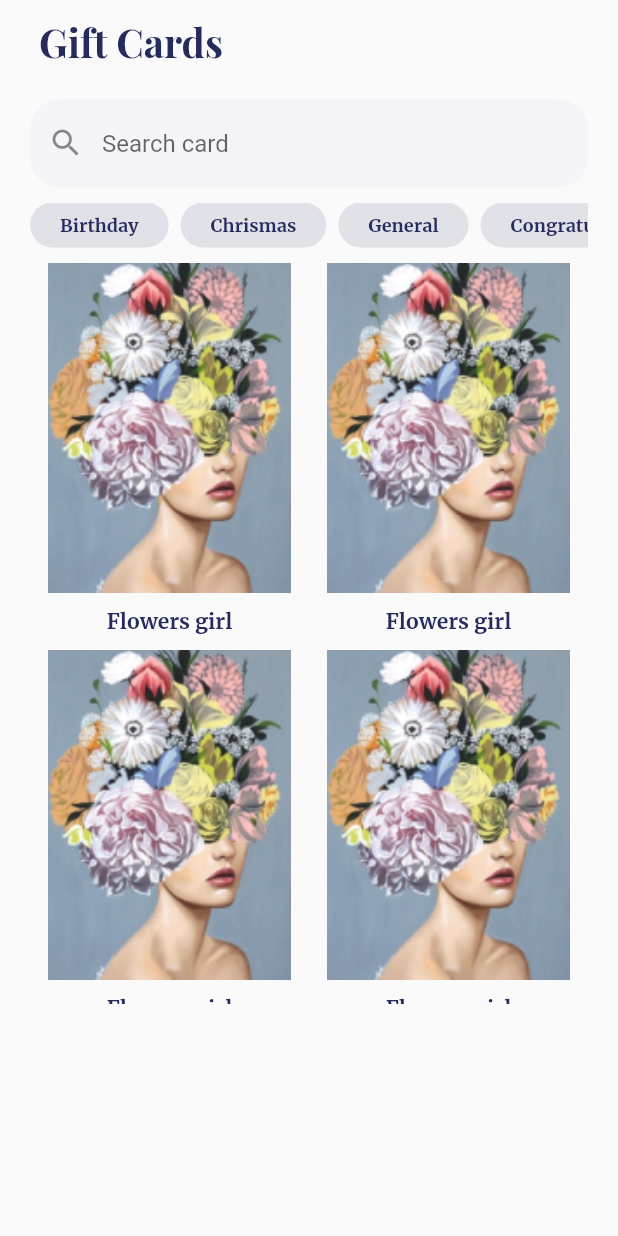
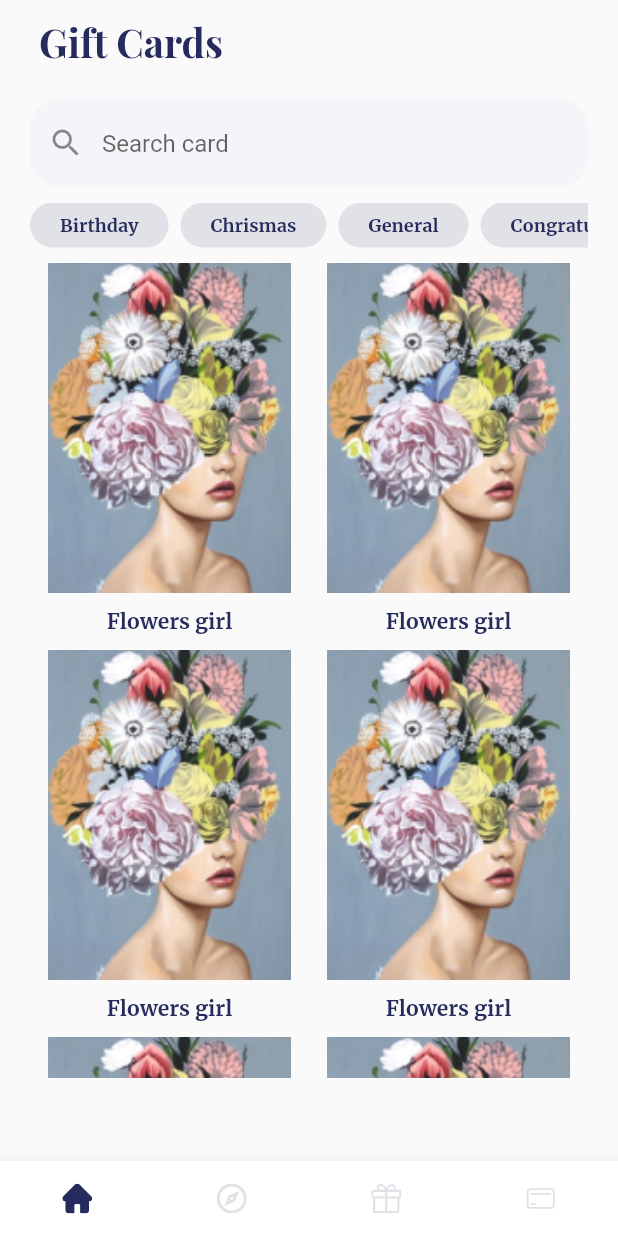
Before and after one commit to konstantingalin/flutter_gift_card_app_ui, a Flutter app: the screen it shows after launch, on a phone screen of 412 x 824 dp. Run offline on Flutter 3.47's test engine with Material 2 defaults, Android fonts, the phone set to English and light mode, and no system bars; our stand-ins replace flutter_svg; project files that could hold a hidden picture were left out.

Commit message:
add nav bar

```diff
--- a/lib/gen/assets.gen.dart
+++ b/lib/gen/assets.gen.dart
@@ -41,10 +41,30 @@ class $AssetsCardsGen {
       [card1, card2, card3, card4, card5, card6, card7, card8];
 }
 
+class $AssetsIconsGen {
+  const $AssetsIconsGen();
+
+  /// File path: assets/icons/card.svg
+  String get card => 'assets/icons/card.svg';
+
+  /// File path: assets/icons/discover.svg
+  String get discover => 'assets/icons/discover.svg';
+
+  /// File path: assets/icons/gift.svg
+  String get gift => 'assets/icons/gift.svg';
+
+  /// File path: assets/icons/home.svg
+  String get home => 'assets/icons/home.svg';
+
+  /// List of all assets
+  List<String> get values => [card, discover, gift, home];
+}
+
 class Assets {
   Assets._();
 
   static const $AssetsCardsGen cards = $AssetsCardsGen();
+  static const $AssetsIconsGen icons = $AssetsIconsGen();
 }
 
 class AssetGenImage {
--- a/lib/screens/home_screen.dart
+++ b/lib/screens/home_screen.dart
@@ -4,6 +4,7 @@ import 'package:flutter_gift_card_app_ui/models/card_model.dart';
 import 'package:flutter_gift_card_app_ui/utilities/card_category_extension.dart';
 
 import '../widgets/app_text.dart';
+import '../widgets/custom_bottom_nav_bar.dart';
 import '../widgets/custom_chip.dart';
 import '../widgets/custom_gift_card.dart';
 
@@ -24,6 +25,7 @@ class HomeScreen extends StatelessWidget {
           child: AppText.title('Gift Cards'),
         ),
       ),
+      bottomNavigationBar: CustomNavBar(index: 0),
       body: Padding(
         padding: const EdgeInsets.symmetric(
           horizontal: 20.0,
@@ -98,7 +100,7 @@ class _CardGrid extends StatelessWidget {
   Widget build(BuildContext context) {
     final size = MediaQuery.of(context).size;
     return SizedBox(
-      height: size.height * 0.6,
+      height: size.height * 0.66,
       child: GridView.builder(
         shrinkWrap: true,
         gridDelegate: const SliverGridDelegateWithFixedCrossAxisCount(
--- /dev/null
+++ b/lib/widgets/custom_bottom_nav_bar.dart
@@ -0,0 +1,73 @@
+import 'package:flutter/material.dart';
+import 'package:flutter_gift_card_app_ui/screens/home_screen.dart';
+import 'package:flutter_svg/svg.dart';
+
+import '../gen/assets.gen.dart';
+import '../gen/colors.gen.dart';
+
+class CustomNavBar extends StatelessWidget {
+  const CustomNavBar({super.key, required this.index});
+
+  final int index;
+
+  @override
+  Widget build(BuildContext context) {
+    return BottomAppBar(
+      child: SizedBox(
+        height: 50,
+        child: Row(
+          mainAxisAlignment: MainAxisAlignment.spaceAround,
+          children: [
+            _NavBarIcon(
+              iconPath: Assets.icons.home,
+              isSelected: index == 0,
+              onTap: index != 0
+                ?() {
+                  Navigator.pushReplacement(
+                    context,
+                    MaterialPageRoute(
+                      builder: ((context) => const HomeScreen())
+                    ),
+                  );
+                }
+              : null,
+            ),
+            _NavBarIcon(
+              iconPath: Assets.icons.discover,
+            ),
+            _NavBarIcon(
+              iconPath: Assets.icons.gift,
+            ),
+            _NavBarIcon(
+              iconPath: Assets.icons.card,
+            ),
+          ],
+        ),
+      ),
+    );
+  }
+}
+
+class _NavBarIcon extends StatelessWidget {
+  const _NavBarIcon({
+    Key? key,
+    required this.iconPath,
+    this.onTap,
+    this.isSelected =  false,
+  }) : super(key: key);
+
+  final String iconPath;
+  final Function()? onTap;
+  final bool isSelected;
+
+  @override
+  Widget build(BuildContext context) {
+    final color =  isSelected ? ColorName.primaryColor : ColorName.dissabledGrey;
+    return InkWell(
+      onTap: onTap,
+      child: Center(
+        child: SvgPicture.asset(iconPath, color: color),
+      ),
+    );
+  }
+}
--- a/pubspec.yaml
+++ b/pubspec.yaml
@@ -35,6 +35,8 @@ dependencies:
   # The following adds the Cupertino Icons font to your application.
   # Use with the CupertinoIcons class for iOS style icons.
   cupertino_icons: ^1.0.2
+  flutter_svg: ^2.0.5
+
 
 dev_dependencies:
   flutter_test:
```
Also changed, not shown: assets/icons/card.svg (added), assets/icons/discover.svg (added), assets/icons/gift.svg (added), assets/icons/home.svg (added), pubspec.lock.
